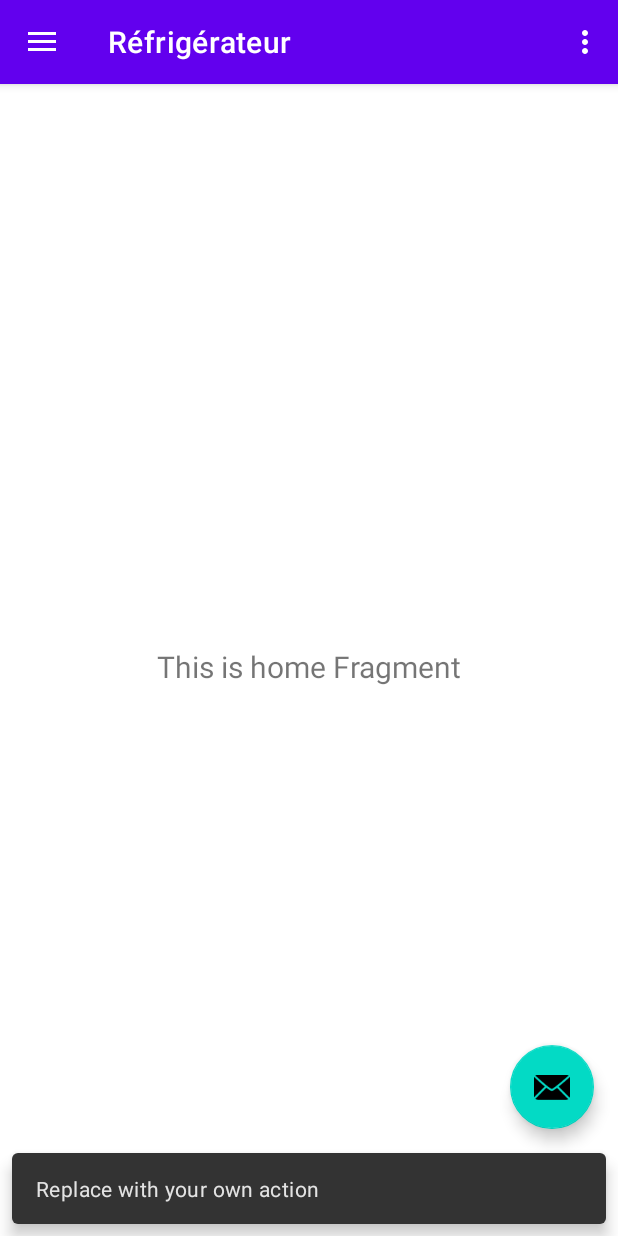
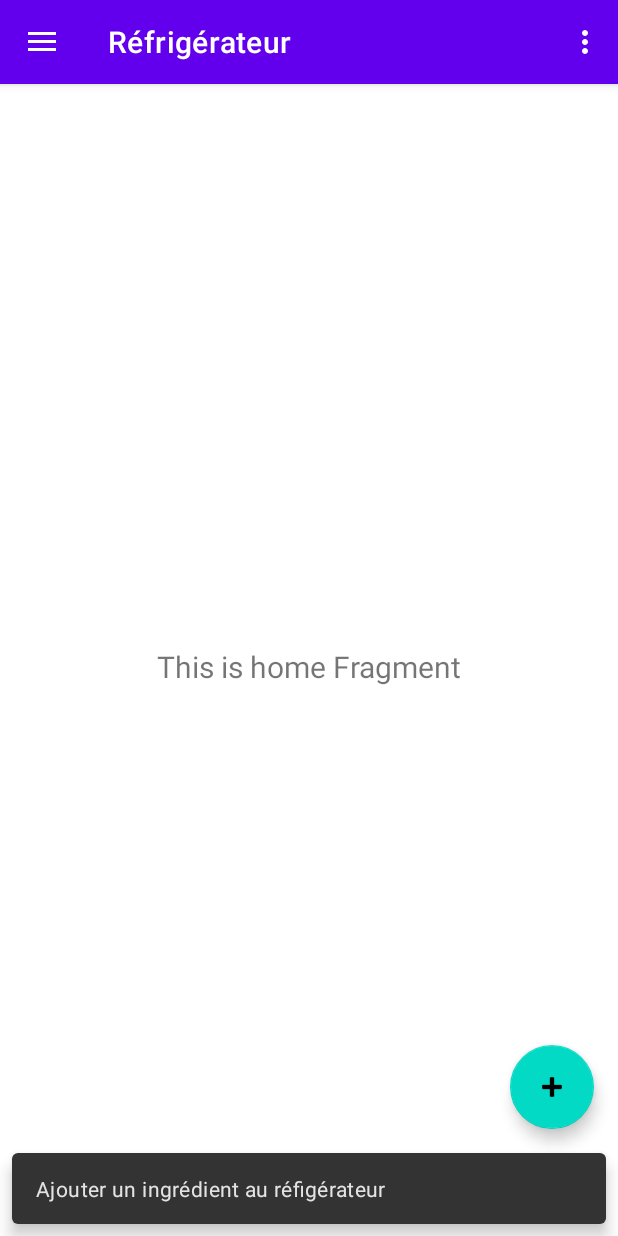
Before and after one commit to OdArthur/LesRecettesDuPetitEtudiant, an Android app: the screen it shows after launch (MainActivity), after a tap on an icon or button, on a phone screen of 412 x 824 dp. Run offline under Robolectric (Android 15) with nearby library versions, the phone set to English and light mode, and no system bars; our stand-ins replace navigation-ui.

Commit message:
FEAT: + button and it knows on wich page it is

```diff
--- a/app/src/main/java/com/example/lesrecettesdupetitetudiant/MainActivity.kt
+++ b/app/src/main/java/com/example/lesrecettesdupetitetudiant/MainActivity.kt
@@ -1,7 +1,8 @@
 package com.example.lesrecettesdupetitetudiant
 
-import android.database.sqlite.SQLiteOpenHelper
+import android.content.Intent
 import android.os.Bundle
+import android.util.Log
 import android.view.Menu
 import com.google.android.material.snackbar.Snackbar
 import com.google.android.material.navigation.NavigationView
@@ -12,6 +13,7 @@ import androidx.navigation.ui.setupActionBarWithNavController
 import androidx.navigation.ui.setupWithNavController
 import androidx.drawerlayout.widget.DrawerLayout
 import androidx.appcompat.app.AppCompatActivity
+import androidx.core.view.get
 import com.example.lesrecettesdupetitetudiant.databinding.ActivityMainBinding
 
 
@@ -31,10 +33,31 @@ class MainActivity : AppCompatActivity() {
 
         setSupportActionBar(binding.appBarMain.toolbar)
 
-        binding.appBarMain.fab.setOnClickListener { view ->
-            Snackbar.make(view, "Replace with your own action", Snackbar.LENGTH_LONG)
+        binding.appBarMain.fab.setOnClickListener {
+            view -> if(binding.appBarMain.toolbar.title.toString() == "Recettes")
+            {
+                /*Snackbar.make(view, "Ajouter une nouvelle recette", Snackbar.LENGTH_LONG)
+                    .setAction("Action", null).show()*/
+                intent = Intent(this, AddRecipe::class.java)
+                startActivity(intent)
+            }
+            else if(binding.appBarMain.toolbar.title.toString() == "Panier")
+            {
+                Snackbar.make(view, "Ajouter un ingrédient au panier", Snackbar.LENGTH_LONG)
                     .setAction("Action", null).show()
+            }
+            else if( binding.appBarMain.toolbar.title.toString() == "Réfrigérateur" )
+            {
+                Snackbar.make(view, "Ajouter un ingrédient au réfigérateur", Snackbar.LENGTH_LONG)
+                    .setAction("Action", null).show()
+            }
+            else
+            {
+                Log.d("LE DEBUG VRAIMENT UTILE : ", binding.appBarMain.toolbar.title.toString())
+            }
+
         }
+
         val drawerLayout: DrawerLayout = binding.drawerLayout
         val navView: NavigationView = binding.navView
         val navController = findNavController(R.id.nav_host_fragment_content_main)
--- a/app/src/main/res/layout/app_bar_main.xml
+++ b/app/src/main/res/layout/app_bar_main.xml
@@ -29,6 +29,6 @@
         android:layout_gravity="bottom|end"
         android:layout_marginEnd="@dimen/fab_margin"
         android:layout_marginBottom="16dp"
-        app:srcCompat="@android:drawable/ic_dialog_email" />
+        app:srcCompat="@android:drawable/ic_input_add" />
 
 </androidx.coordinatorlayout.widget.CoordinatorLayout>
```
